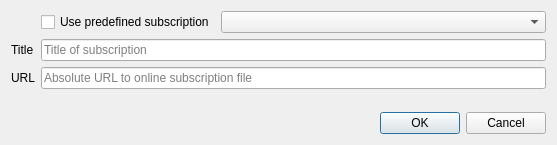
Above: src/librssguard/network-web/adblock/adblockaddsubscriptiondialog.ui from norbusan/rssguard-debian before the change. Below: the same form after it.
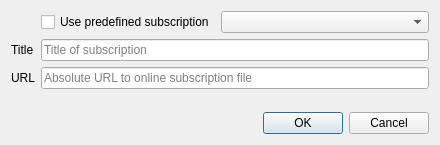
That is the form after the change.

Diff of the .ui file:
```diff
--- a/src/librssguard/network-web/adblock/adblockaddsubscriptiondialog.ui
+++ b/src/librssguard/network-web/adblock/adblockaddsubscriptiondialog.ui
@@ -6,7 +6,7 @@
    <rect>
     <x>0</x>
     <y>0</y>
-    <width>557</width>
+    <width>440</width>
     <height>145</height>
    </rect>
   </property>
@@ -69,16 +69,6 @@
      </property>
     </widget>
    </item>
-   <item row="4" column="1">
-    <widget class="QDialogButtonBox" name="buttonBox">
-     <property name="orientation">
-      <enum>Qt::Horizontal</enum>
-     </property>
-     <property name="standardButtons">
-      <set>QDialogButtonBox::Cancel|QDialogButtonBox::Ok</set>
-     </property>
-    </widget>
-   </item>
    <item row="3" column="0" colspan="2">
     <spacer name="verticalSpacer">
      <property name="orientation">
@@ -92,6 +82,16 @@
      </property>
     </spacer>
    </item>
+   <item row="4" column="0" colspan="2">
+    <widget class="QDialogButtonBox" name="m_buttonBox">
+     <property name="orientation">
+      <enum>Qt::Horizontal</enum>
+     </property>
+     <property name="standardButtons">
+      <set>QDialogButtonBox::Cancel|QDialogButtonBox::Ok</set>
+     </property>
+    </widget>
+   </item>
   </layout>
  </widget>
  <tabstops>
```
Left out of the diff: 7 changed lines with no effect on the pictures.
